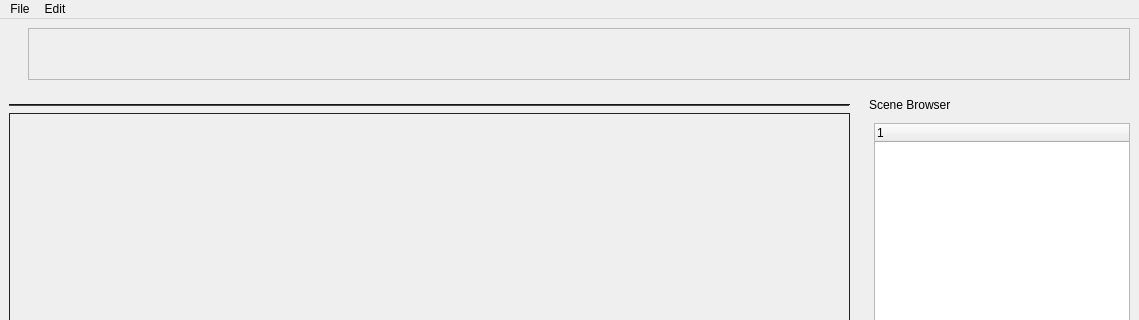
This is AMUI.ui in horukomesu/AM01 as Qt 5 draws it before an edit; both pictures show x 0 to 1139 and y 0 to 320 of the 1139 by 823 pixel window. The edited form follows.
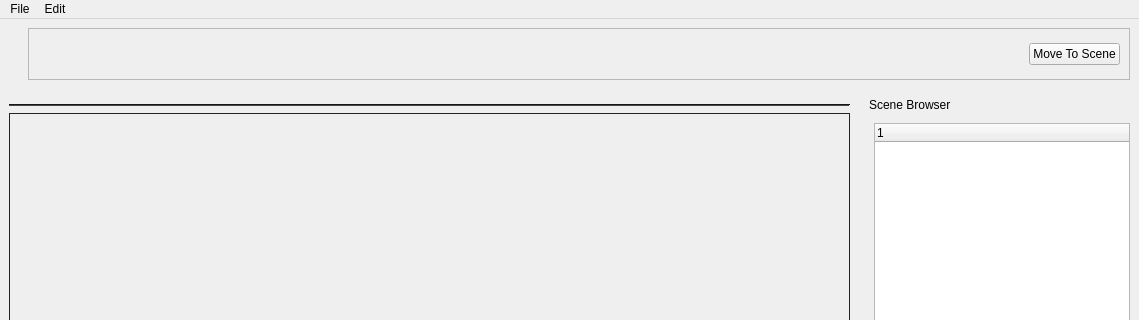
This is the edited form. Icons and pictures are not drawn.

```diff
--- a/AMUI.ui
+++ b/AMUI.ui
@@ -557,7 +557,7 @@
   <widget class="QDockWidget" name="dockWidget_4">
    <property name="minimumSize">
     <size>
-     <width>306</width>
+     <width>399</width>
      <height>70</height>
     </size>
    </property>
@@ -721,12 +721,19 @@
           </property>
           <property name="sizeHint" stdset="0">
            <size>
-            <width>830</width>
+            <width>737</width>
             <height>29</height>
            </size>
           </property>
          </spacer>
         </item>
+        <item>
+         <widget class="QPushButton" name="btnMoveToScene">
+          <property name="text">
+           <string>Move To Scene</string>
+          </property>
+         </widget>
+        </item>
        </layout>
       </widget>
      </item>
```
